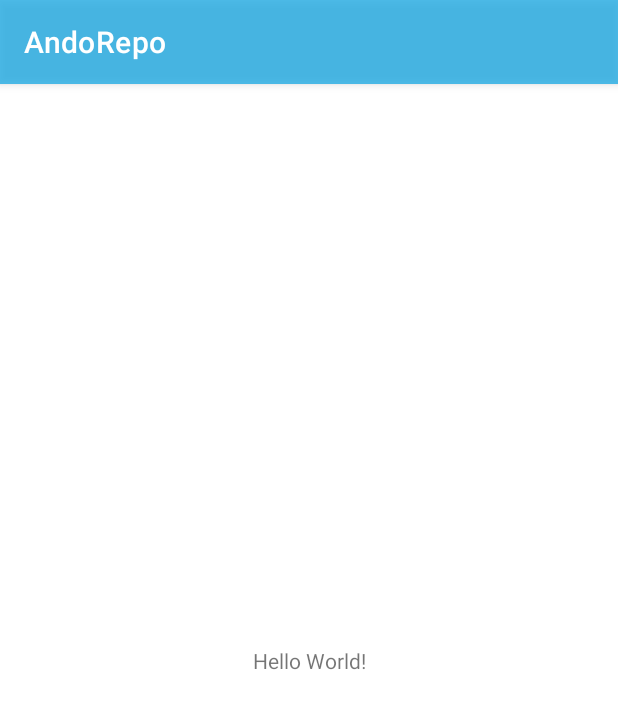
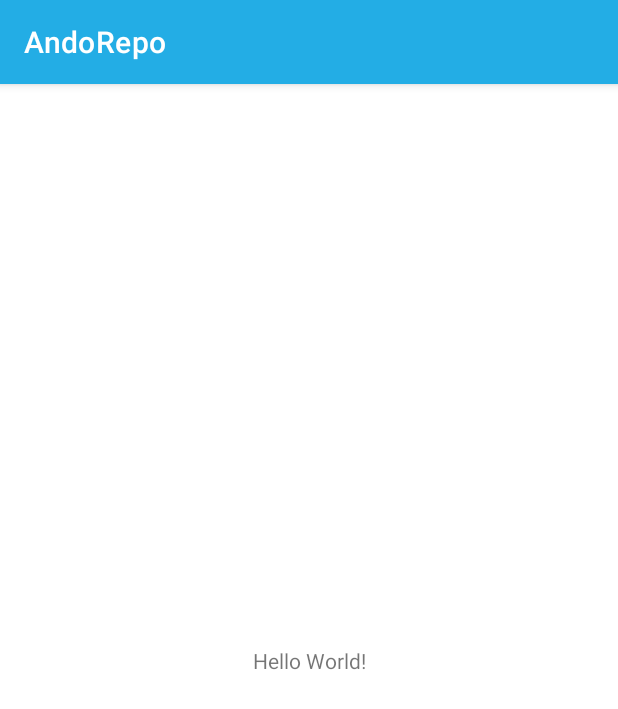
Before and after one commit to javakam/AndoTemplate, an Android app: the MainActivity screen opened directly, with no data from a screen before it, on a phone screen of 412 x 824 dp. Shown: the top 709 px of the screen. Run offline under Robolectric (Android 15) with nearby library versions, the phone set to English and light mode, and no system bars.

Commit message:
update deps

```diff
--- a/app/src/main/res/values-night/themes.xml
+++ b/app/src/main/res/values-night/themes.xml
@@ -3,12 +3,12 @@
     <!-- Base application theme. -->
     <style name="Theme.AndoRepo" parent="Theme.MaterialComponents.DayNight.DarkActionBar">
         <!-- Primary brand color. -->
-        <item name="colorPrimary">@color/purple_200</item>
-        <item name="colorPrimaryVariant">@color/purple_700</item>
+        <item name="colorPrimary">@color/color_main_blue</item>
+        <item name="colorPrimaryVariant">@color/color_main_blue</item>
         <item name="colorOnPrimary">@color/black</item>
         <!-- Secondary brand color. -->
-        <item name="colorSecondary">@color/teal_200</item>
-        <item name="colorSecondaryVariant">@color/teal_200</item>
+        <item name="colorSecondary">@color/color_main_blue</item>
+        <item name="colorSecondaryVariant">@color/color_main_blue</item>
         <item name="colorOnSecondary">@color/black</item>
         <!-- Status bar color. -->
         <item name="android:statusBarColor" tools:targetApi="l">?attr/colorPrimaryVariant</item>
--- a/app/src/main/res/values/colors.xml
+++ b/app/src/main/res/values/colors.xml
@@ -1,10 +1,6 @@
 <?xml version="1.0" encoding="utf-8"?>
 <resources>
-    <color name="purple_200">#FF23ADE5</color>
-    <color name="purple_500">#CC23ADE5</color>
-    <color name="purple_700">#FF03DAC5</color>
-    <color name="teal_200">#FF03DAC5</color>
-    <color name="teal_700">#FF018786</color>
+    <color name="color_main_blue">#FF23ADE5</color>
 
     <color name="black">#FF000000</color>
     <color name="white">#FFFFFFFF</color>
--- a/app/src/main/res/values/themes.xml
+++ b/app/src/main/res/values/themes.xml
@@ -3,12 +3,12 @@
     <!-- Base application theme. -->
     <style name="Theme.AndoRepo" parent="Theme.MaterialComponents.DayNight.DarkActionBar">
         <!-- Primary brand color. -->
-        <item name="colorPrimary">@color/purple_500</item>
-        <item name="colorPrimaryVariant">@color/purple_700</item>
+        <item name="colorPrimary">@color/color_main_blue</item>
+        <item name="colorPrimaryVariant">@color/color_main_blue</item>
         <item name="colorOnPrimary">@color/white</item>
         <!-- Secondary brand color. -->
-        <item name="colorSecondary">@color/teal_200</item>
-        <item name="colorSecondaryVariant">@color/teal_700</item>
+        <item name="colorSecondary">@color/color_main_blue</item>
+        <item name="colorSecondaryVariant">@color/color_main_blue</item>
         <item name="colorOnSecondary">@color/black</item>
         <!-- Status bar color. -->
         <item name="android:statusBarColor" tools:targetApi="l">?attr/colorPrimaryVariant</item>
--- a/build.gradle
+++ b/build.gradle
@@ -9,7 +9,6 @@ buildscript {
         maven { url "https://jitpack.io" }
         maven { url "http://maven.aliyun.com/nexus/content/groups/public/" }
         maven { url "https://dl.bintray.com/javakam/maven" }
-        maven { url "https://dl.bintray.com/javakam/AndoDialog" }
         maven { url 'https://dl.bintray.com/javakam/FileOperator' }
     }
     dependencies {
@@ -30,7 +29,6 @@ allprojects {
         maven { url "https://jitpack.io" }
         maven { url "http://maven.aliyun.com/nexus/content/groups/public/" }
         maven { url "https://dl.bintray.com/javakam/maven" }
-        maven { url "https://dl.bintray.com/javakam/AndoDialog" }
         maven { url 'https://dl.bintray.com/javakam/FileOperator' }
     }
     tasks.withType(Javadoc) {
```
Also changed, not shown: app/build.gradle (+5 -5 lines), gradle/wrapper/gradle-wrapper.properties.
